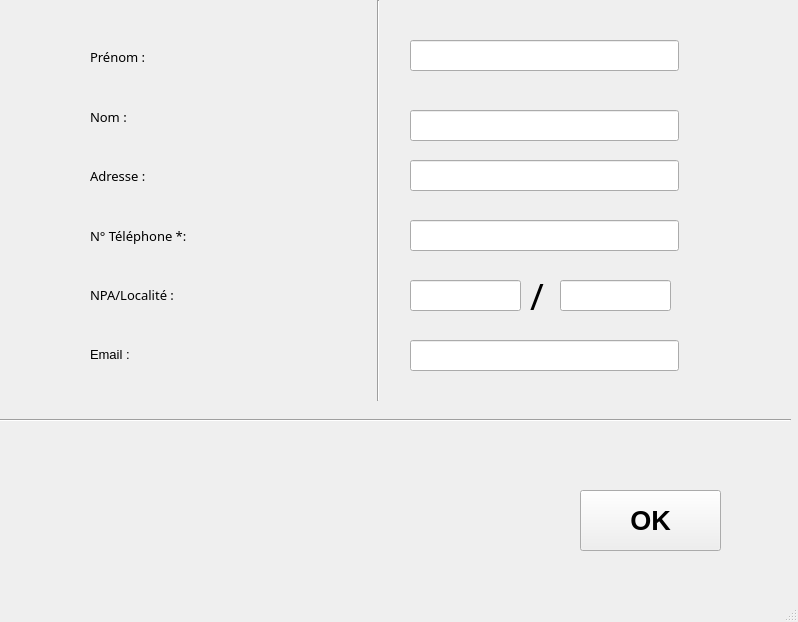
alhelo-93/TPI-SPLOKS, file Sploks/views/newclient.ui: the form before one commit.
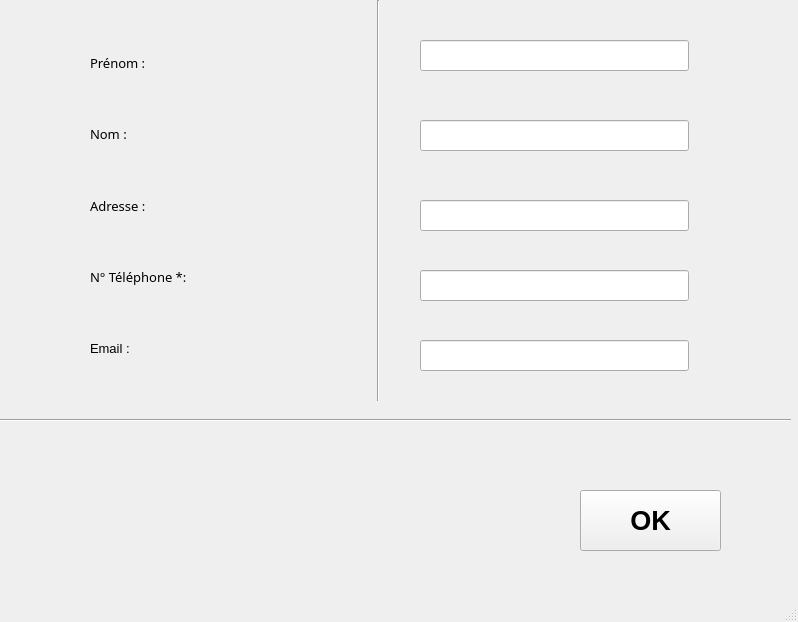
The form after the commit.

Commit message:
Amend form new customer
modifier le formulaire nouveau client

```diff
--- a/Sploks/views/newclient.ui
+++ b/Sploks/views/newclient.ui
@@ -111,25 +111,6 @@
        </property>
       </widget>
      </item>
-     <item>
-      <widget class="QLabel" name="label_8">
-       <property name="font">
-        <font>
-         <family>Arial Black</family>
-         <pointsize>10</pointsize>
-         <weight>10</weight>
-         <italic>false</italic>
-         <bold>false</bold>
-        </font>
-       </property>
-       <property name="styleSheet">
-        <string notr="true">font: 87 10pt &quot;Arial Black&quot;;</string>
-       </property>
-       <property name="text">
-        <string>NPA/Localité :</string>
-       </property>
-      </widget>
-     </item>
      <item>
       <widget class="QLabel" name="label_14">
        <property name="styleSheet">
@@ -188,20 +169,10 @@
      <enum>Qt::Horizontal</enum>
     </property>
    </widget>
-   <widget class="QLineEdit" name="lineEdit_6">
-    <property name="geometry">
-     <rect>
-      <x>410</x>
-      <y>280</y>
-      <width>111</width>
-      <height>31</height>
-     </rect>
-    </property>
-   </widget>
    <widget class="QLineEdit" name="InputEmail">
     <property name="geometry">
      <rect>
-      <x>410</x>
+      <x>420</x>
       <y>340</y>
       <width>269</width>
       <height>31</height>
@@ -216,8 +187,8 @@
    <widget class="QLineEdit" name="InputPhone">
     <property name="geometry">
      <rect>
-      <x>410</x>
-      <y>220</y>
+      <x>420</x>
+      <y>270</y>
       <width>269</width>
       <height>31</height>
      </rect>
@@ -226,8 +197,8 @@
    <widget class="QLineEdit" name="InputAddress">
     <property name="geometry">
      <rect>
-      <x>410</x>
-      <y>160</y>
+      <x>420</x>
+      <y>200</y>
       <width>269</width>
       <height>31</height>
      </rect>
@@ -236,8 +207,8 @@
    <widget class="QLineEdit" name="inputLastName">
     <property name="geometry">
      <rect>
-      <x>410</x>
-      <y>110</y>
+      <x>420</x>
+      <y>120</y>
       <width>269</width>
       <height>31</height>
      </rect>
@@ -246,48 +217,13 @@
    <widget class="QLineEdit" name="inputName">
     <property name="geometry">
      <rect>
-      <x>410</x>
+      <x>420</x>
       <y>40</y>
       <width>269</width>
       <height>31</height>
      </rect>
     </property>
    </widget>
-   <widget class="QLineEdit" name="lineEdit_7">
-    <property name="geometry">
-     <rect>
-      <x>560</x>
-      <y>280</y>
-      <width>111</width>
-      <height>31</height>
-     </rect>
-    </property>
-   </widget>
-   <widget class="QLabel" name="label_9">
-    <property name="geometry">
-     <rect>
-      <x>530</x>
-      <y>270</y>
-      <width>31</width>
-      <height>51</height>
-     </rect>
-    </property>
-    <property name="font">
-     <font>
-      <family>Arial Black</family>
-      <pointsize>10</pointsize>
-      <weight>10</weight>
-      <italic>false</italic>
-      <bold>false</bold>
-     </font>
-    </property>
-    <property name="styleSheet">
-     <string notr="true">font: 87 10pt &quot;Arial Black&quot;;</string>
-    </property>
-    <property name="text">
-     <string>&lt;html&gt;&lt;head/&gt;&lt;body&gt;&lt;p&gt;&lt;span style=&quot; font-size:28pt;&quot;&gt;/&lt;/span&gt;&lt;/p&gt;&lt;/body&gt;&lt;/html&gt;</string>
-    </property>
-   </widget>
   </widget>
   <widget class="QStatusBar" name="statusbar"/>
  </widget>
```
